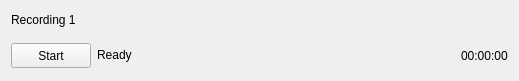
This is flow3r/app/ui/RecordingControlsWidget.ui in ETHZ-INS/Flow3R as Qt 5 draws it before an edit. The edited form follows.
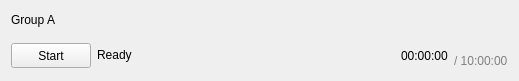
This is the edited form.

What changed in the file:
```diff
--- a/flow3r/app/ui/RecordingControlsWidget.ui
+++ b/flow3r/app/ui/RecordingControlsWidget.ui
@@ -29,7 +29,7 @@
       </sizepolicy>
      </property>
      <property name="text">
-      <string>Recording 1</string>
+      <string>Group A</string>
      </property>
     </widget>
    </item>
@@ -112,6 +112,27 @@
         </property>
        </widget>
       </item>
+      <item>
+       <widget class="QLabel" name="lbl_duration">
+        <property name="font">
+         <font>
+          <pointsize>9</pointsize>
+         </font>
+        </property>
+        <property name="styleSheet">
+         <string notr="true">QLabel { color: grey; }
+QLabel:hover { 
+    text-decoration: underline;
+}</string>
+        </property>
+        <property name="text">
+         <string>/ 10:00:00</string>
+        </property>
+        <property name="alignment">
+         <set>Qt::AlignBottom|Qt::AlignLeading|Qt::AlignLeft</set>
+        </property>
+       </widget>
+      </item>
      </layout>
     </widget>
    </item>
```
